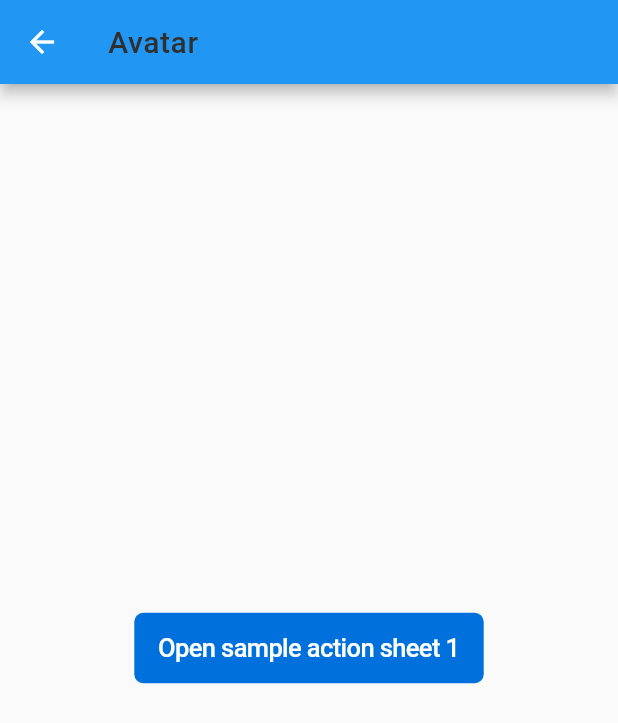
After one commit to innovaccer/mobile-design-system, a Flutter app: the MDSAvatarScreen screen opened by its route, on a phone screen of 412 x 824 dp. The commit adds this screen. Shown: the top 723 px of the screen. Run offline on Flutter 3.47's test engine with Material 2 defaults, Android fonts, the phone set to English and light mode, and no system bars; drawn by our look-alikes of flutter_styled_toast; our stand-ins replace fluro, get_it, shared_preferences, sms_autofill; accounts and stored records are empty.

Commit message:
avatar screen setup

```diff
--- /dev/null
+++ b/example/lib/screens/avatar/mds_avatar_screen.dart
@@ -0,0 +1,40 @@
+import 'package:flutter/material.dart';
+import 'package:innovaccer_design_system/innovaccer_design_system.dart';
+
+class MDSAvatarScreen extends StatefulWidget {
+  static const String routeName = '/mds_avatar_screen';
+
+  @override
+  _MDSAvatarScreenState createState() => _MDSAvatarScreenState();
+}
+
+class _MDSAvatarScreenState extends State<MDSAvatarScreen> with SpacingMixin, ColorMixin {
+  @override
+  Widget build(BuildContext context) {
+    return Scaffold(
+      appBar: AppBar(
+        title: MDSTitle(
+          'Avatar',
+          type: TitleType.title3,
+        ),
+      ),
+      body: Center(
+        child: Column(
+          crossAxisAlignment: CrossAxisAlignment.center,
+          mainAxisAlignment: MainAxisAlignment.center,
+          mainAxisSize: MainAxisSize.max,
+          children: [
+            MDSButton(
+              type: ButtonType.primary,
+              title: 'Open sample action sheet 1',
+              onTap: () {},
+            ),
+            SizedBox(
+              height: 16,
+            ),
+          ],
+        ),
+      ),
+    );
+  }
+}
--- a/example/lib/utils/constants.dart
+++ b/example/lib/utils/constants.dart
@@ -1,4 +1,5 @@
 import 'package:example/screens/action_sheet/mds_action_sheet_screen.dart';
+import 'package:example/screens/avatar/mds_avatar_screen.dart';
 import 'package:example/screens/bottom_sheet/mds_bottom_sheet_screen.dart';
 import 'package:example/screens/buttons/button/mds_button_screen.dart';
 import 'package:example/screens/buttons/button_screen.dart';
@@ -33,6 +34,7 @@ class Constants {
     'Bottom Sheet': MDSBottomSheetScreen.routeName,
     'List': MDSListScreen.routeName,
     'Input': MDSInputScreen.routeName,
+    'Avatar': MDSAvatarScreen.routeName,
     // 'Toast': MDSToastScreen.routeName,
   };
 
--- a/example/lib/utils/router/app_router.dart
+++ b/example/lib/utils/router/app_router.dart
@@ -1,6 +1,7 @@
 import 'dart:io';
 
 import 'package:example/screens/action_sheet/mds_action_sheet_screen.dart';
+import 'package:example/screens/avatar/mds_avatar_screen.dart';
 import 'package:example/screens/bottom_sheet/mds_bottom_sheet_screen.dart';
 import 'package:example/screens/buttons/button/mds_button_screen.dart';
 import 'package:example/screens/buttons/button_screen.dart';
@@ -176,6 +177,11 @@ class AppRouter with RouteHandlers {
       handler: mdsInputScreenHandler,
       transitionType: transitionType,
     );
+    _router!.define(
+      MDSAvatarScreen.routeName,
+      handler: mdsAvatarHandler,
+      transitionType: transitionType,
+    );
   }
 
   /// Function to handle unknown routes
--- a/example/lib/utils/router/route_handlers.dart
+++ b/example/lib/utils/router/route_handlers.dart
@@ -1,4 +1,5 @@
 import 'package:example/screens/action_sheet/mds_action_sheet_screen.dart';
+import 'package:example/screens/avatar/mds_avatar_screen.dart';
 import 'package:example/screens/bottom_sheet/mds_bottom_sheet_screen.dart';
 import 'package:example/screens/buttons/button/mds_button_screen.dart';
 import 'package:example/screens/buttons/button_screen.dart';
@@ -115,4 +116,7 @@ mixin RouteHandlers {
   var mdsInputScreenHandler = Handler(handlerFunc: (BuildContext? context, Map<String, dynamic> params) {
     return MDSInputScreen();
   });
+  var mdsAvatarHandler = Handler(handlerFunc: (BuildContext? context, Map<String, dynamic> params) {
+    return MDSAvatarScreen();
+  });
 }
```
